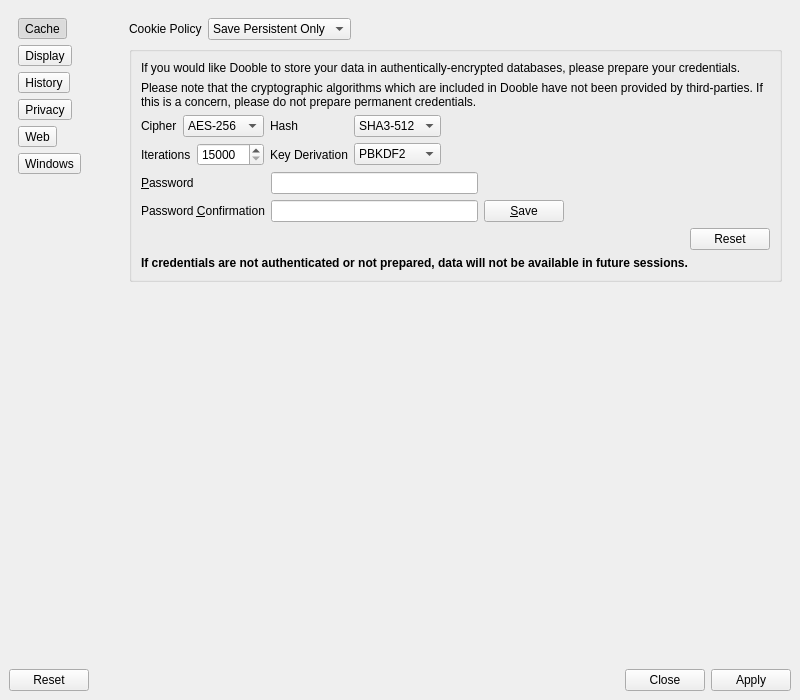
The window that 2.x/UI/dooble_settings.ui (textbrowser/dooble) describes before a commit, drawn with Qt 5.
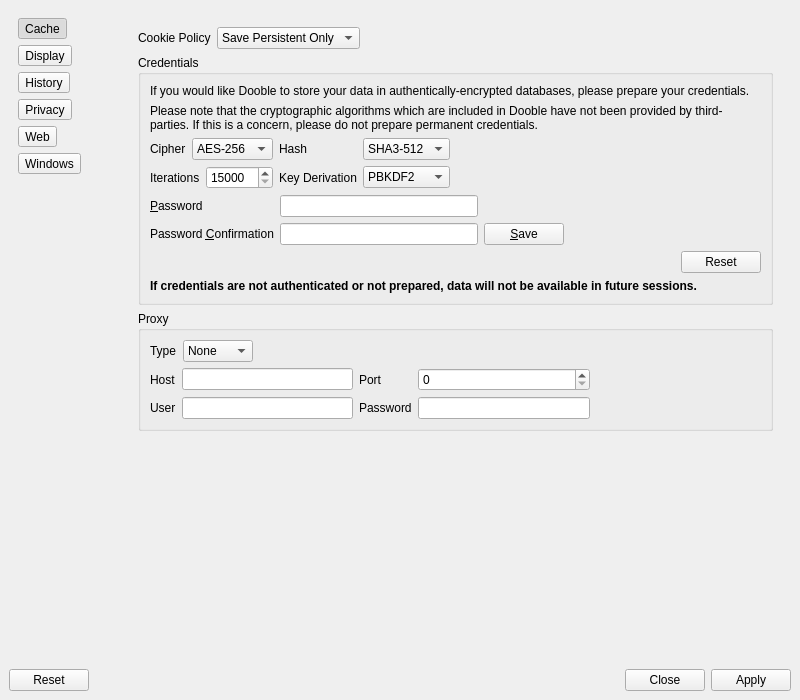
The same window after the commit. The open tabs and pages were chosen to show the change. Icons and pictures are not drawn.

Commit message: New proxy widgets.

What changed in the file:
```diff
--- a/2.x/UI/dooble_settings.ui
+++ b/2.x/UI/dooble_settings.ui
@@ -388,6 +388,24 @@
         <widget class="QWidget" name="privacy_page">
          <layout class="QVBoxLayout" name="verticalLayout_7">
           <item>
+           <widget class="QScrollArea" name="scrollArea_2">
+            <property name="frameShape">
+             <enum>QFrame::NoFrame</enum>
+            </property>
+            <property name="widgetResizable">
+             <bool>true</bool>
+            </property>
+            <widget class="QWidget" name="scrollAreaWidgetContents_3">
+             <property name="geometry">
+              <rect>
+               <x>0</x>
+               <y>0</y>
+               <width>651</width>
+               <height>631</height>
+              </rect>
+             </property>
+             <layout class="QVBoxLayout" name="verticalLayout_8">
+              <item>
            <layout class="QHBoxLayout" name="horizontalLayout_7">
             <item>
              <widget class="QLabel" name="label_13">
@@ -438,6 +456,9 @@
           </item>
           <item>
            <widget class="QGroupBox" name="groupBox">
+                <property name="title">
+                 <string>Credentials</string>
+                </property>
             <layout class="QVBoxLayout" name="verticalLayout_6">
              <item>
               <widget class="QLabel" name="label_4">
@@ -654,6 +675,134 @@
             </layout>
            </widget>
           </item>
+              <item>
+               <widget class="QGroupBox" name="groupBox_2">
+                <property name="title">
+                 <string>Proxy</string>
+                </property>
+                <layout class="QVBoxLayout" name="verticalLayout_9">
+                 <item>
+                  <layout class="QHBoxLayout" name="horizontalLayout_9">
+                   <item>
+                    <widget class="QLabel" name="label_14">
+                     <property name="text">
+                      <string>Type</string>
+                     </property>
+                    </widget>
+                   </item>
+                   <item>
+                    <widget class="QComboBox" name="proxy_type">
+                     <property name="currentIndex">
+                      <number>1</number>
+                     </property>
+                     <property name="sizeAdjustPolicy">
+                      <enum>QComboBox::AdjustToContents</enum>
+                     </property>
+                     <item>
+                      <property name="text">
+                       <string>HTTP</string>
+                      </property>
+                     </item>
+                     <item>
+                      <property name="text">
+                       <string>None</string>
+                      </property>
+                     </item>
+                     <item>
+                      <property name="text">
+                       <string>Socks5</string>
+                      </property>
+                     </item>
+                     <item>
+                      <property name="text">
+                       <string>System</string>
+                      </property>
+                     </item>
+                    </widget>
+                   </item>
+                   <item>
+                    <spacer name="horizontalSpacer_10">
+                     <property name="orientation">
+                      <enum>Qt::Horizontal</enum>
+                     </property>
+                     <property name="sizeHint" stdset="0">
+                      <size>
+                       <width>40</width>
+                       <height>20</height>
+                      </size>
+                     </property>
+                    </spacer>
+                   </item>
+                  </layout>
+                 </item>
+                 <item>
+                  <layout class="QGridLayout" name="gridLayout_3">
+                   <item row="0" column="3">
+                    <widget class="QSpinBox" name="proxy_port">
+                     <property name="maximum">
+                      <number>65535</number>
+                     </property>
+                    </widget>
+                   </item>
+                   <item row="1" column="1">
+                    <widget class="QLineEdit" name="proxy_user"/>
+                   </item>
+                   <item row="1" column="2">
+                    <widget class="QLabel" name="label_18">
+                     <property name="text">
+                      <string>Password</string>
+                     </property>
+                    </widget>
+                   </item>
+                   <item row="0" column="0">
+                    <widget class="QLabel" name="label_15">
+                     <property name="text">
+                      <string>Host</string>
+                     </property>
+                    </widget>
+                   </item>
+                   <item row="0" column="1">
+                    <widget class="QLineEdit" name="proxy_host"/>
+                   </item>
+                   <item row="0" column="2">
+                    <widget class="QLabel" name="label_16">
+                     <property name="text">
+                      <string>Port</string>
+                     </property>
+                    </widget>
+                   </item>
+                   <item row="1" column="3">
+                    <widget class="QLineEdit" name="proxy_password">
+                     <property name="echoMode">
+                      <enum>QLineEdit::Password</enum>
+                     </property>
+                    </widget>
+                   </item>
+                   <item row="1" column="0">
+                    <widget class="QLabel" name="label_17">
+                     <property name="text">
+                      <string>User</string>
+                     </property>
+                    </widget>
+                   </item>
+                   <item row="1" column="4">
+                    <spacer name="horizontalSpacer_11">
+                     <property name="orientation">
+                      <enum>Qt::Horizontal</enum>
+                     </property>
+                     <property name="sizeHint" stdset="0">
+                      <size>
+                       <width>40</width>
+                       <height>20</height>
+                      </size>
+                     </property>
+                    </spacer>
+                   </item>
+                  </layout>
+                 </item>
+                </layout>
+               </widget>
+              </item>
           <item>
            <spacer name="verticalSpacer_5">
             <property name="orientation">
@@ -669,6 +818,10 @@
           </item>
          </layout>
         </widget>
+           </widget>
+          </item>
+         </layout>
+        </widget>
         <widget class="QWidget" name="web_page"/>
         <widget class="QWidget" name="windows_page">
          <layout class="QVBoxLayout" name="verticalLayout_5">
```
Left out of the diff: 6 changed lines with no effect on the pictures. Lines whose indentation alone changed are shown as unchanged.
